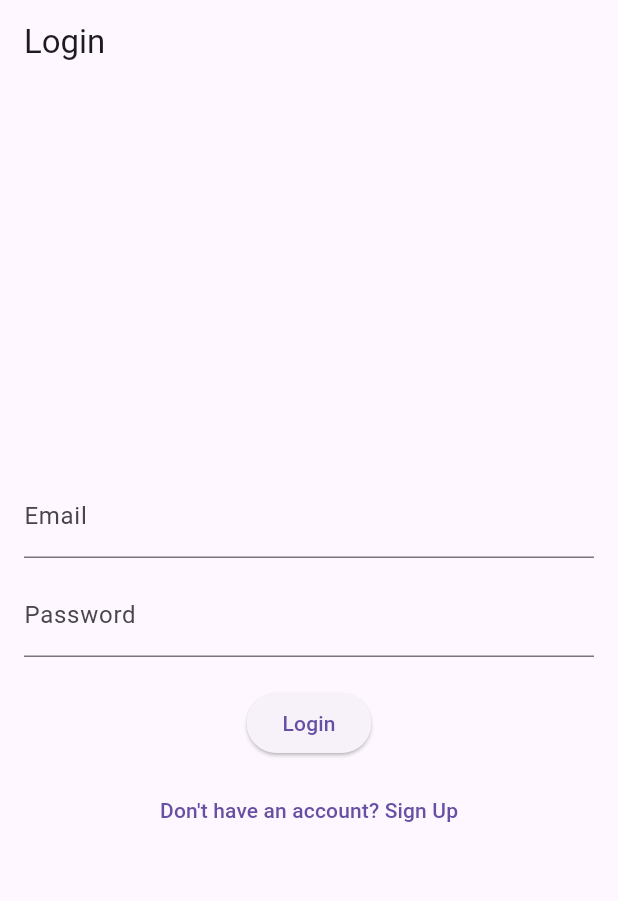
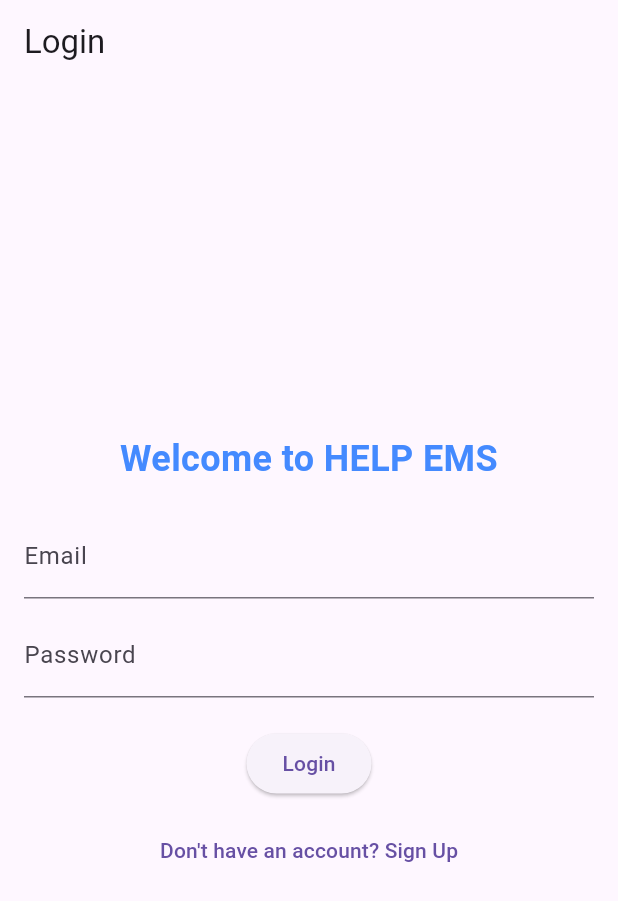
Before and after one commit to B2000513/assignmentbit31, a Flutter app: the screen it shows after launch, on a phone screen of 412 x 824 dp. Shown: the top 901 px of the screen. Run offline on Flutter 3.47's test engine with Material 3 defaults, Android fonts, the phone set to English and light mode, and no system bars; our stand-ins replace fl_chart, open_file, pdf, qr_flutter.

Commit message:
Merge remote-tracking branch 'origin/ui-design' into ui-design
# Conflicts:
#	pubspec.yaml

```diff
--- a/lib/pages/login_page.dart
+++ b/lib/pages/login_page.dart
@@ -12,6 +12,18 @@ class LoginPage extends StatelessWidget {
         child: Column(
           mainAxisAlignment: MainAxisAlignment.center,
           children: [
+            // 🚀 Welcome Message
+            Text(
+              "Welcome to HELP EMS",
+              style: TextStyle(
+                fontSize: 24,
+                fontWeight: FontWeight.bold,
+                color: Colors.blueAccent,
+              ),
+              textAlign: TextAlign.center,
+            ),
+            SizedBox(height: 20), // Space between title and input fields
+
             TextField(
               decoration: InputDecoration(labelText: "Email"),
             ),
@@ -21,6 +33,7 @@ class LoginPage extends StatelessWidget {
               obscureText: true,
             ),
             SizedBox(height: 20),
+
             ElevatedButton(
               onPressed: () {
                 // Navigate to Home Screen after login
@@ -32,6 +45,7 @@ class LoginPage extends StatelessWidget {
               child: Text("Login"),
             ),
             SizedBox(height: 10),
+
             TextButton(
               onPressed: () {
                 // Navigate to Sign-Up Page
```
Also changed, not shown: lib/pages/BookingMainScreen.dart (+14 -0 lines), lib/pages/home_screen.dart (+14 -0 lines).
